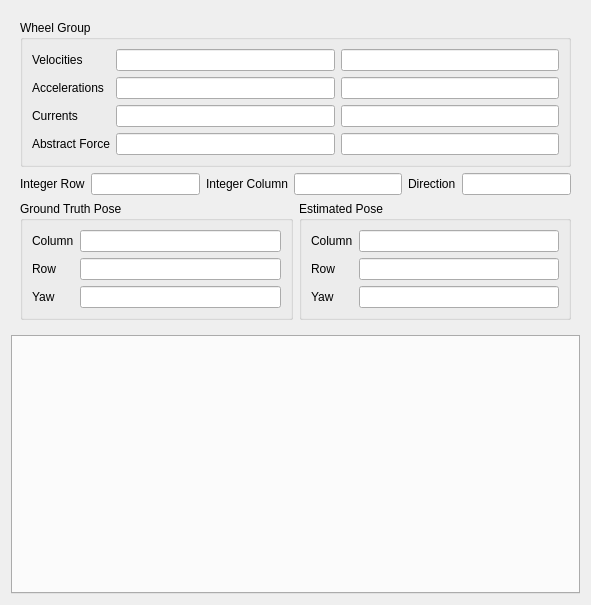
WPISmartmouse/Smartmouse_2018, file sim/simulator/lib/widgets/statewidget.ui: the form before one commit.
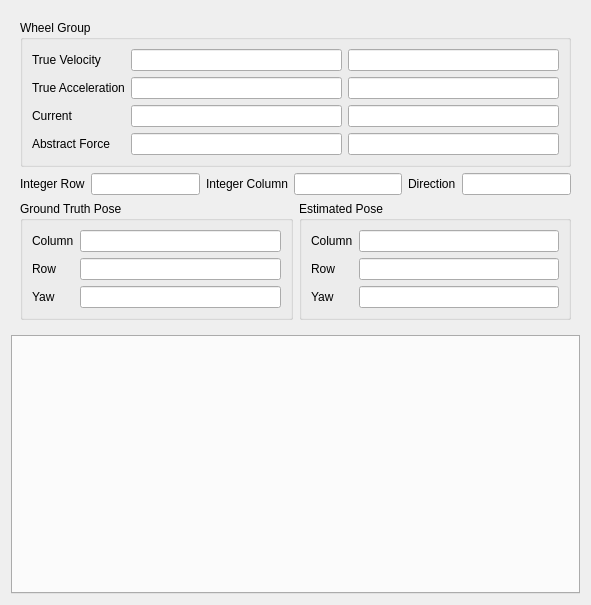
The form after the commit.

Commit message: Tweaks to fix labels and remove a hack

Patch:
```diff
--- a/sim/simulator/lib/widgets/statewidget.ui
+++ b/sim/simulator/lib/widgets/statewidget.ui
@@ -28,21 +28,21 @@
            <item>
             <widget class="QLabel" name="velocity_label">
              <property name="text">
-              <string>Velocities</string>
+              <string>True Velocity</string>
              </property>
             </widget>
            </item>
            <item>
             <widget class="QLabel" name="acceleration_label">
              <property name="text">
-              <string>Accelerations</string>
+              <string>True Acceleration</string>
              </property>
             </widget>
            </item>
            <item>
             <widget class="QLabel" name="current_label">
              <property name="text">
-              <string>Currents</string>
+              <string>Current</string>
              </property>
             </widget>
            </item>
```
The commit also changes 2 other files.
